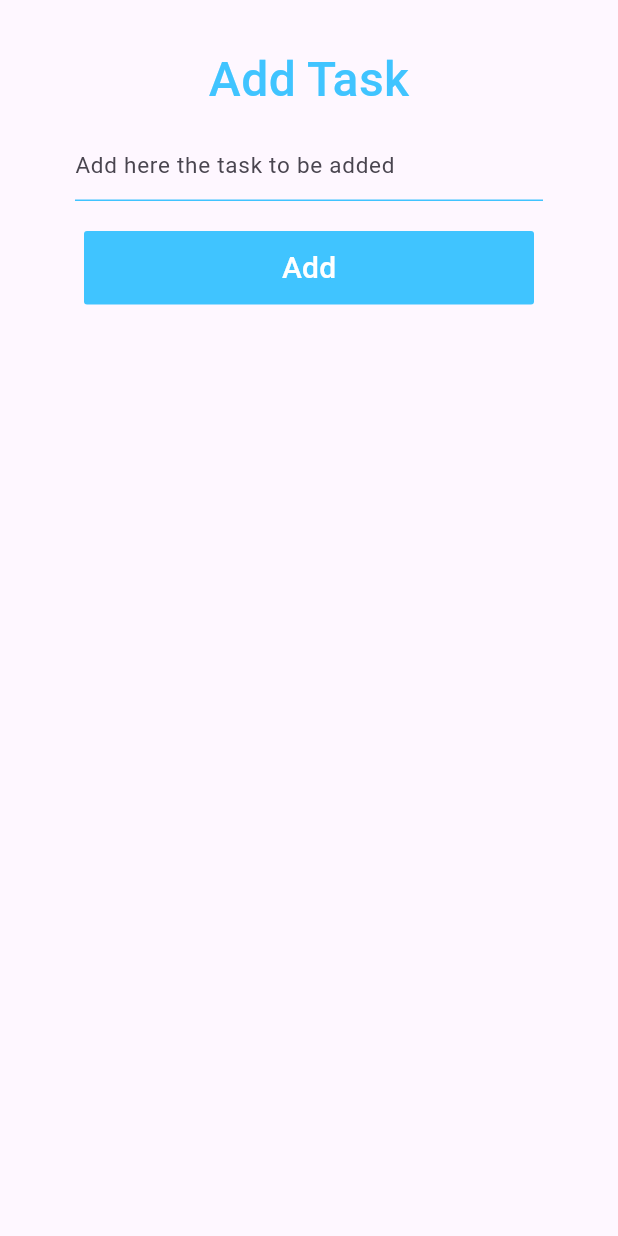
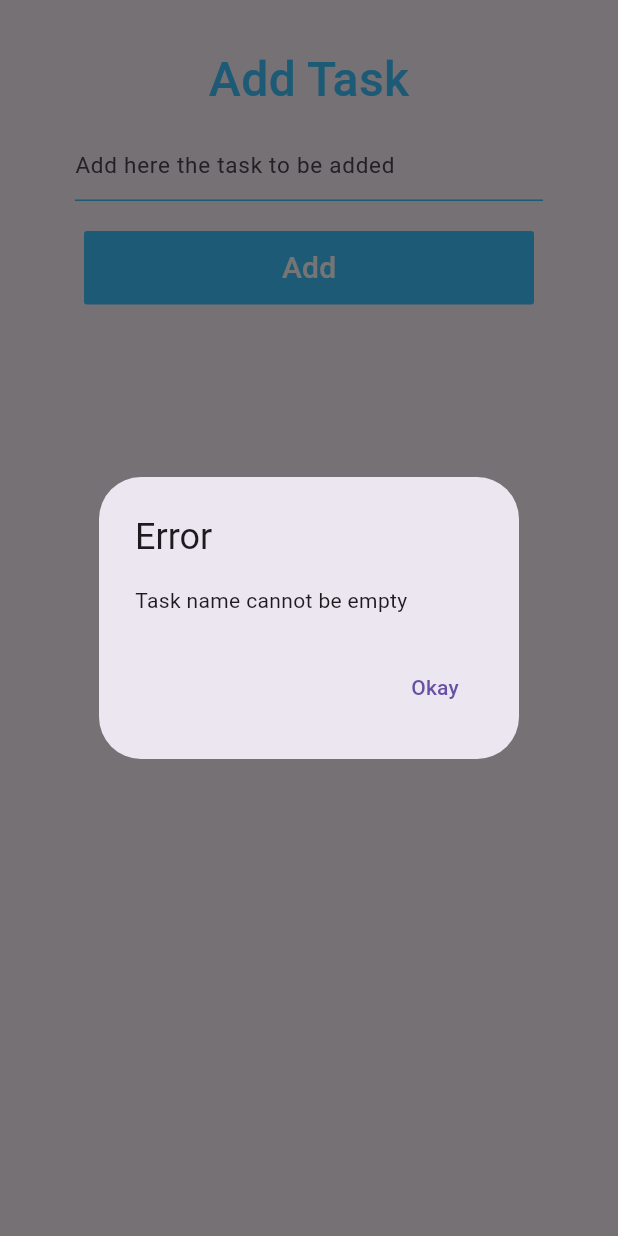
Before and after one commit to Zedestar/flutter_todo_app, a Flutter app: the BottomTaskAdd widget shown alone on an empty page, opened directly, after a tap on "Add", on a phone screen of 412 x 824 dp. Run offline on Flutter 3.47's test engine with Material 3 defaults, Android fonts, the phone set to English and light mode, and no system bars.

Commit message:
Dealing with the layout od todo app towards statemanagements

```diff
--- a/lib/components/add_task_widget.dart
+++ b/lib/components/add_task_widget.dart
@@ -1,4 +1,5 @@
 import 'package:flutter/material.dart';
+import 'package:todo_app/components/alert_dialog.dart';
 import 'package:todo_app/model/task_structure.dart';
 
 class BottomTaskAdd extends StatefulWidget {
@@ -77,7 +78,9 @@ class _BottomTaskAddState extends State<BottomTaskAdd> {
               ),
             ),
             onPressed: () {
-              if (taskName.isEmpty) {}
+              if (taskName.isEmpty) {
+                myAlertDialog(context);
+              }
             },
             child: Text(
               "Add",
--- a/lib/components/alert_dialog.dart
+++ b/lib/components/alert_dialog.dart
@@ -1,26 +1,20 @@
 import 'package:flutter/material.dart';
 
-class MyAlertDialog extends StatelessWidget {
-  const MyAlertDialog({super.key});
-
-  @override
-  Widget build(BuildContext context) {
-    return showDialog(
+void myAlertDialog(BuildContext context) {
+  showDialog(
       context: context,
       builder: (BuildContext context) {
         return AlertDialog(
           title: Text("Error"),
-          content: Text("Task name cannot be empty."),
+          content: Text("Task name cannot be empty"),
           actions: [
             TextButton(
               onPressed: () {
                 Navigator.of(context).pop();
               },
-              child: Text("OK"),
-            ),
+              child: Text("Okay"),
+            )
           ],
         );
-      },
-    );
-  }
+      });
 }
```
